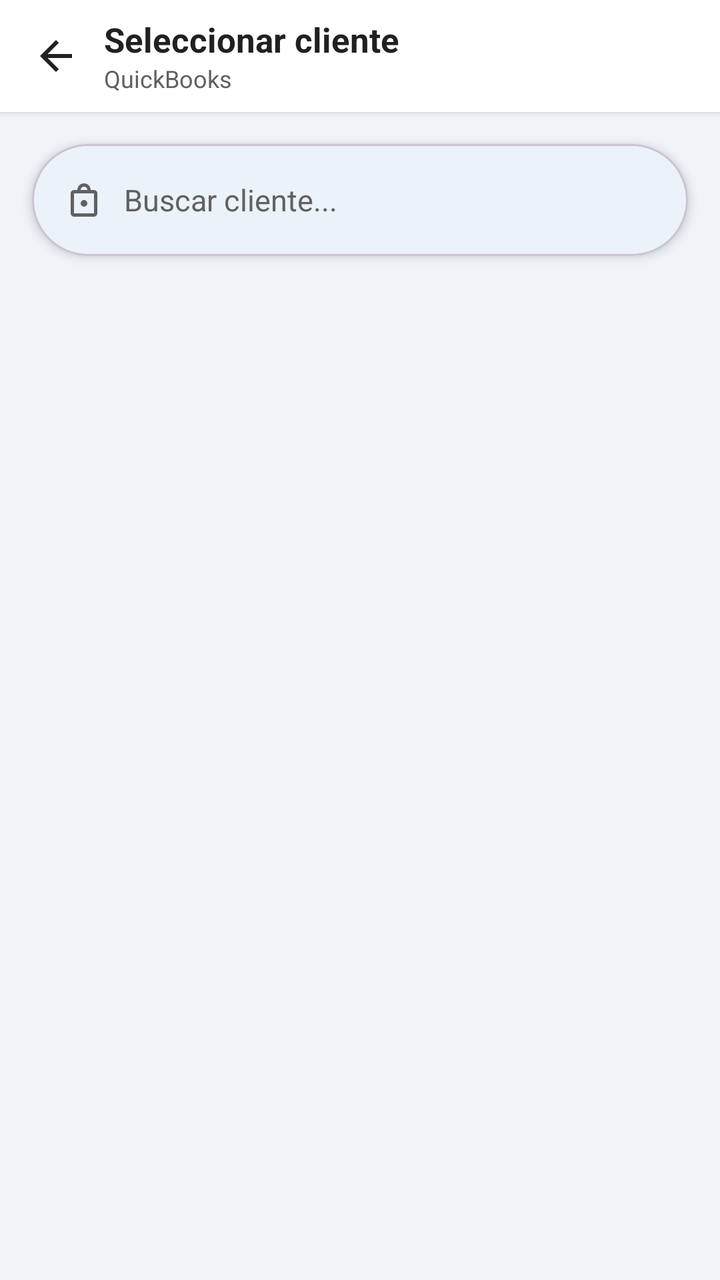
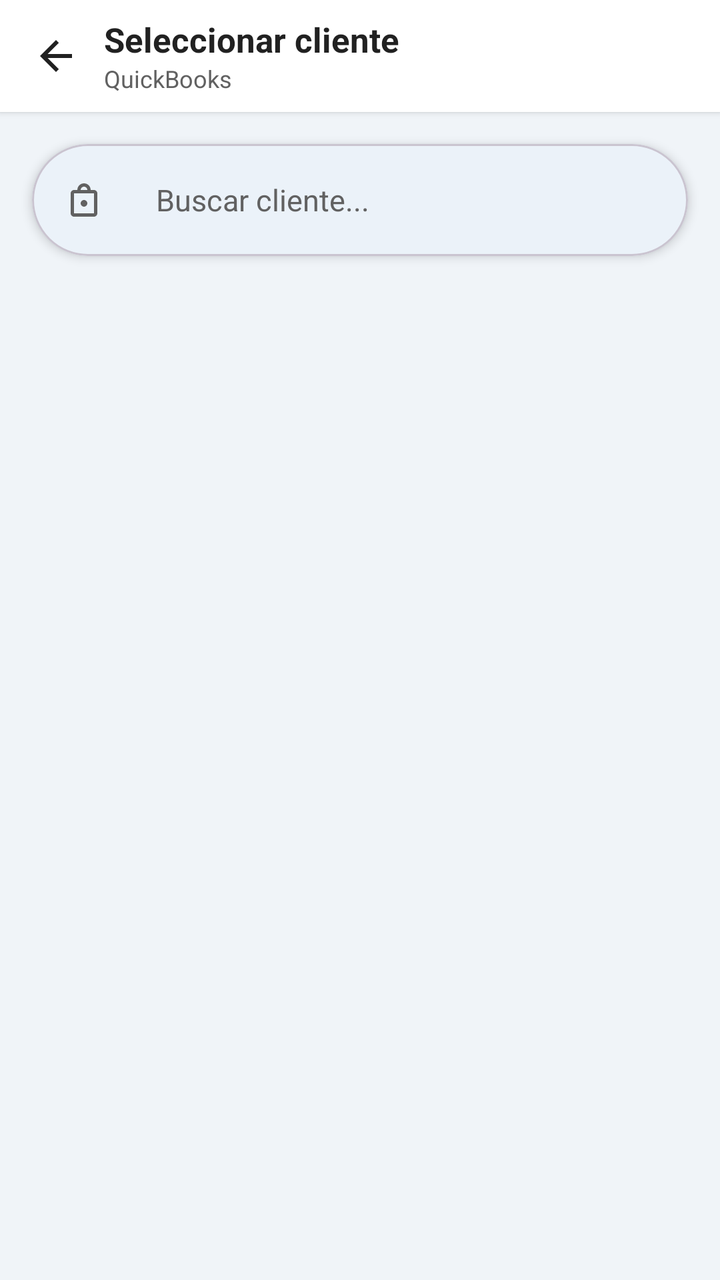

Two renders of the same Android screen: before a commit and after it. Below are the layout's source before the change and the commit's diff.
<!-- AndroidManifest.xml: application theme Theme.Test -->
<!-- res/layout/activity_customer_picker.xml -->
<?xml version="1.0" encoding="utf-8"?>
<androidx.constraintlayout.widget.ConstraintLayout xmlns:android="http://schemas.android.com/apk/res/android"
    xmlns:app="http://schemas.android.com/apk/res-auto"
    android:id="@+id/main"
    android:layout_width="match_parent"
    android:layout_height="match_parent"
    android:background="@color/background">

    
    <LinearLayout
        android:id="@+id/layoutHeader"
        android:layout_width="0dp"
        android:layout_height="wrap_content"
        android:background="@color/surface"
        android:elevation="2dp"
        android:gravity="center_vertical"
        android:orientation="horizontal"
        android:paddingHorizontal="8dp"
        android:paddingVertical="8dp"
        app:layout_constraintEnd_toEndOf="parent"
        app:layout_constraintStart_toStartOf="parent"
        app:layout_constraintTop_toTopOf="parent">

        <ImageButton
            android:id="@+id/btnBack"
            android:layout_width="40dp"
            android:layout_height="40dp"
            android:background="?attr/selectableItemBackgroundBorderless"
            android:contentDescription="Volver"
            android:src="@drawable/ic_back" />

        <LinearLayout
            android:layout_width="0dp"
            android:layout_height="wrap_content"
            android:layout_weight="1"
            android:orientation="vertical"
            android:layout_marginStart="4dp">

            <TextView
                android:layout_width="wrap_content"
                android:layout_height="wrap_content"
                android:text="Seleccionar cliente"
                android:textColor="@color/text_primary"
                android:textSize="17sp"
                android:textStyle="bold" />

            <TextView
                android:layout_width="wrap_content"
                android:layout_height="wrap_content"
                android:text="QuickBooks"
                android:textColor="@color/text_secondary"
                android:textSize="12sp" />
        </LinearLayout>
    </LinearLayout>

    
    <androidx.constraintlayout.widget.ConstraintLayout
        android:layout_width="0dp"
        android:layout_height="0dp"
        android:background="@color/background"
        app:layout_constraintBottom_toBottomOf="parent"
        app:layout_constraintEnd_toEndOf="parent"
        app:layout_constraintStart_toStartOf="parent"
        app:layout_constraintTop_toBottomOf="@id/layoutHeader">

        
        <com.google.android.material.card.MaterialCardView
            android:id="@+id/cardSearch"
            android:layout_width="0dp"
            android:layout_height="wrap_content"
            android:layout_margin="16dp"
            app:cardBackgroundColor="@color/surface"
            app:cardCornerRadius="28dp"
            app:cardElevation="3dp"
            app:layout_constraintEnd_toEndOf="parent"
            app:layout_constraintStart_toStartOf="parent"
            app:layout_constraintTop_toTopOf="parent">

            <LinearLayout
                android:layout_width="match_parent"
                android:layout_height="wrap_content"
                android:gravity="center_vertical"
                android:orientation="horizontal"
                android:paddingHorizontal="16dp"
                android:paddingVertical="4dp">

                <ImageView
                    android:layout_width="20dp"
                    android:layout_height="20dp"
                    android:importantForAccessibility="no"
                    android:src="@drawable/ic_product"
                    app:tint="@color/text_secondary" />

                <EditText
                    android:id="@+id/etSearch"
                    android:layout_width="0dp"
                    android:layout_height="48dp"
                    android:layout_marginStart="10dp"
                    android:layout_weight="1"
                    android:background="@null"
                    android:hint="Buscar cliente..."
                    android:inputType="textPersonName"
                    android:textColor="@color/text_primary"
                    android:textColorHint="@color/text_secondary"
                    android:textSize="15sp" />
            </LinearLayout>
        </com.google.android.material.card.MaterialCardView>

        
        <ProgressBar
            android:id="@+id/progressBar"
            android:layout_width="wrap_content"
            android:layout_height="wrap_content"
            android:visibility="gone"
            app:layout_constraintBottom_toBottomOf="parent"
            app:layout_constraintEnd_toEndOf="parent"
            app:layout_constraintStart_toStartOf="parent"
            app:layout_constraintTop_toBottomOf="@id/cardSearch" />

        
        <LinearLayout
            android:id="@+id/layoutError"
            android:layout_width="wrap_content"
            android:layout_height="wrap_content"
            android:gravity="center"
            android:orientation="vertical"
            android:visibility="gone"
            app:layout_constraintBottom_toBottomOf="parent"
            app:layout_constraintEnd_toEndOf="parent"
            app:layout_constraintStart_toStartOf="parent"
            app:layout_constraintTop_toBottomOf="@id/cardSearch">

            <TextView
                android:id="@+id/tvError"
                android:layout_width="wrap_content"
                android:layout_height="wrap_content"
                android:gravity="center"
                android:padding="24dp"
                android:textColor="@color/text_secondary"
                android:textSize="14sp" />

            <com.google.android.material.button.MaterialButton
                android:id="@+id/btnRetry"
                style="@style/Widget.Material3.Button.OutlinedButton"
                android:layout_width="wrap_content"
                android:layout_height="wrap_content"
                android:text="Reintentar"
                app:cornerRadius="20dp" />
        </LinearLayout>

        
        <ScrollView
            android:id="@+id/scrollCustomers"
            android:layout_width="0dp"
            android:layout_height="0dp"
            android:paddingHorizontal="16dp"
            android:clipToPadding="false"
            app:layout_constraintBottom_toBottomOf="parent"
            app:layout_constraintEnd_toEndOf="parent"
            app:layout_constraintStart_toStartOf="parent"
            app:layout_constraintTop_toBottomOf="@id/cardSearch">

            <LinearLayout
                android:id="@+id/layoutCustomers"
                android:layout_width="match_parent"
                android:layout_height="wrap_content"
                android:orientation="vertical"
                android:paddingVertical="8dp" />
        </ScrollView>
    </androidx.constraintlayout.widget.ConstraintLayout>

</androidx.constraintlayout.widget.ConstraintLayout>
<!-- resources referenced by this layout -->
<resources>
  <color name="background">#F0F4F8</color>
  <color name="surface">#FFFFFF</color>
  <color name="text_primary">#212121</color>
  <color name="text_secondary">#616161</color>
  <!-- drawable ic_back (drawable) -->
  <vector xmlns:android="http://schemas.android.com/apk/res/android"
      android:width="24dp"
      android:height="24dp"
      android:viewportWidth="24"
      android:viewportHeight="24">
      <path android:fillColor="#212121"
          android:pathData="M20,11H7.83l5.59,-5.59L12,4l-8,8 8,8 1.41,-1.41L7.83,13H20v-2z"/>
  </vector>
  <!-- drawable ic_product (drawable) -->
  <vector xmlns:android="http://schemas.android.com/apk/res/android"
      android:width="48dp"
      android:height="48dp"
      android:viewportWidth="24"
      android:viewportHeight="24">
      <path android:fillColor="#1565C0"
          android:pathData="M18,6h-2C16,3.79 14.21,2 12,2S8,3.79 8,6H6C4.9,6 4,6.9 4,8v12c0,1.1 0.9,2 2,2h12c1.1,0 2,-0.9 2,-2V8C20,6.9 19.1,6 18,6zM12,4c1.1,0 2,0.9 2,2h-4C10,4.9 10.9,4 12,4zM18,20H6V8h12V20zM12,12c-1.1,0 -2,0.9 -2,2s0.9,2 2,2 2,-0.9 2,-2S13.1,12 12,12z"/>
  </vector>
  <style name="Theme.Test" parent="Base.Theme.Test" />
  <style name="Base.Theme.Test" parent="Theme.Material3.Light.NoActionBar">
          <item name="android:windowBackground">@color/background</item>
          <item name="colorPrimary">@color/primary</item>
          <item name="colorOnPrimary">@color/white</item>
          <item name="colorPrimaryContainer">@color/light_primary</item>
          <item name="colorOnPrimaryContainer">@color/primary_dark</item>
          <item name="colorSurface">@color/surface</item>
          <item name="colorOnSurface">@color/text_primary</item>
          <item name="colorSurfaceVariant">@color/background</item>
          <item name="android:statusBarColor">@android:color/transparent</item>
      </style>
  <color name="primary">#1565C0</color>
  <color name="white">#FFFFFFFF</color>
  <color name="light_primary">#E3F2FD</color>
  <color name="primary_dark">#0D47A1</color>
</resources>

<!-- the commit's change to res/layout/activity_customer_picker.xml (unified diff, before → after) -->
@@ -100,6 +100,8 @@
                     android:background="@null"
                     android:hint="Buscar cliente..."
                     android:inputType="textPersonName"
+                    android:paddingHorizontal="16dp"
+                    android:paddingVertical="12dp"
                     android:textColor="@color/text_primary"
                     android:textColorHint="@color/text_secondary"
                     android:textSize="15sp" />
